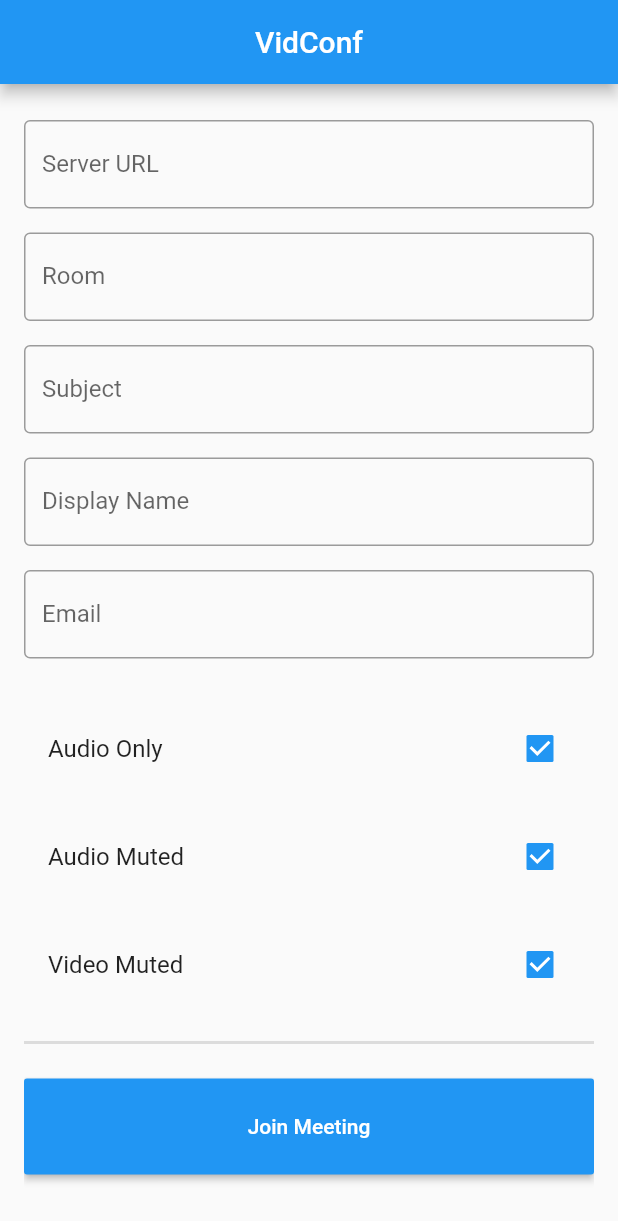
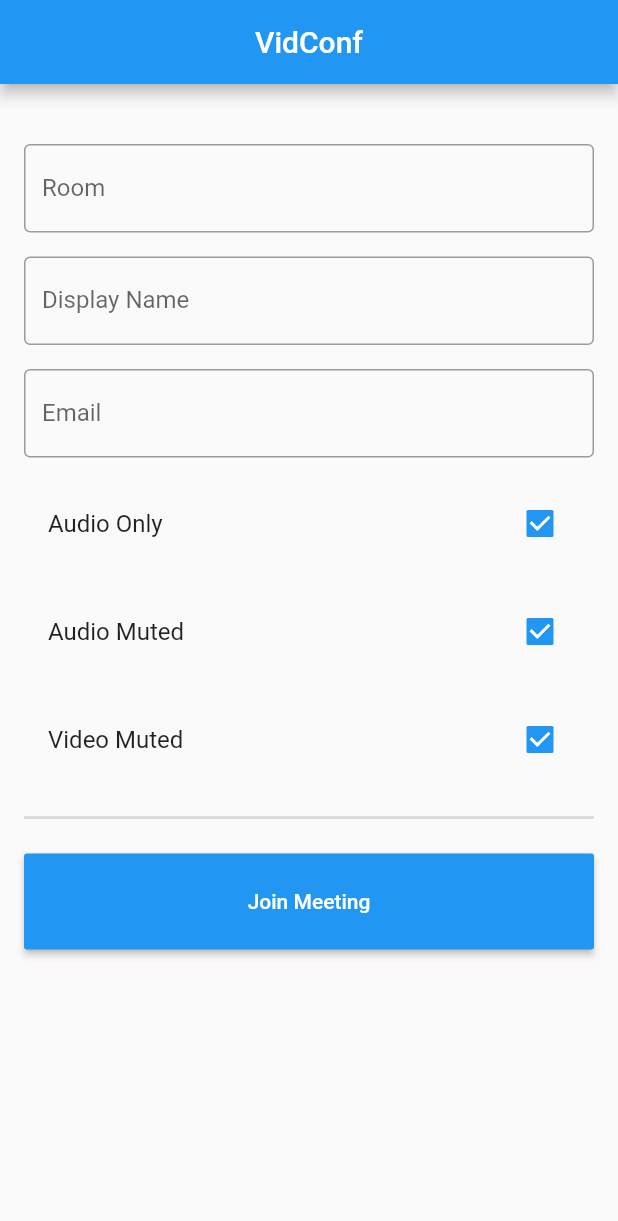
Before and after one commit to Harishwarrior/jitsi_video_conferencing_app, a Flutter app: the screen it shows after launch, on a phone screen of 412 x 824 dp. Shown: the top 1221 px of the screen. Run offline on Flutter 3.47's test engine with Material 2 defaults, Android fonts, the phone set to English and light mode, and no system bars; missing offline and left inert: jitsi_meet.

Commit message:
removed unsed textfield

```diff
--- a/lib/main.dart
+++ b/lib/main.dart
@@ -61,13 +61,13 @@ class _MyAppState extends State<MyApp> {
                 SizedBox(
                   height: 24.0,
                 ),
-                TextField(
-                  controller: serverText,
-                  decoration: InputDecoration(
-                      border: OutlineInputBorder(),
-                      labelText: "Server URL",
-                      hintText: "Hint: Leave empty for meet.jitsi.si"),
-                ),
+                // TextField(
+                //   controller: serverText,
+                //   decoration: InputDecoration(
+                //       border: OutlineInputBorder(),
+                //       labelText: "Server URL",
+                //       hintText: "Hint: Leave empty for meet.jitsi.si"),
+                // ),
                 SizedBox(
                   height: 16.0,
                 ),
@@ -78,16 +78,16 @@ class _MyAppState extends State<MyApp> {
                     labelText: "Room",
                   ),
                 ),
-                SizedBox(
-                  height: 16.0,
-                ),
-                TextField(
-                  controller: subjectText,
-                  decoration: InputDecoration(
-                    border: OutlineInputBorder(),
-                    labelText: "Subject",
-                  ),
-                ),
+                // SizedBox(
+                //   height: 16.0,
+                // ),
+                // TextField(
+                //   controller: subjectText,
+                //   decoration: InputDecoration(
+                //     border: OutlineInputBorder(),
+                //     labelText: "Subject",
+                //   ),
+                // ),
                 SizedBox(
                   height: 16.0,
                 ),
@@ -111,9 +111,9 @@ class _MyAppState extends State<MyApp> {
                 SizedBox(
                   height: 16.0,
                 ),
-                SizedBox(
-                  height: 16.0,
-                ),
+                // SizedBox(
+                //   height: 16.0,
+                // ),
                 CheckboxListTile(
                   title: Text("Audio Only"),
                   value: isAudioOnly,
```
